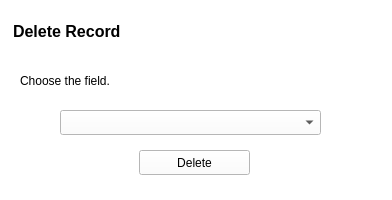
Old version of the form deletefieldwindow.ui in the repository carlosvelaquez/ProyectoEDII.
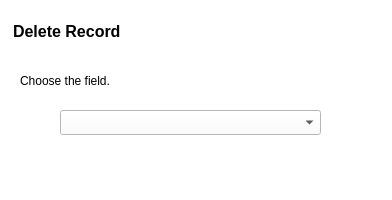
New version of the form.

Patch:
```diff
--- a/deletefieldwindow.ui
+++ b/deletefieldwindow.ui
@@ -59,19 +59,6 @@
     <string>Choose the field.</string>
    </property>
   </widget>
-  <widget class="QPushButton" name="pushButton_deletefield">
-   <property name="geometry">
-    <rect>
-     <x>139</x>
-     <y>150</y>
-     <width>111</width>
-     <height>25</height>
-    </rect>
-   </property>
-   <property name="text">
-    <string>Delete</string>
-   </property>
-  </widget>
  </widget>
  <resources/>
  <connections/>
```
